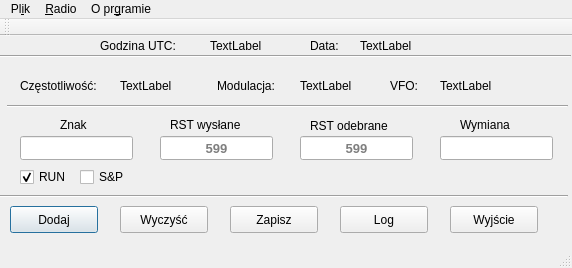
Before: the Qt Designer form mainwindow.ui in darvark/CallLogger, drawn with Qt 5.
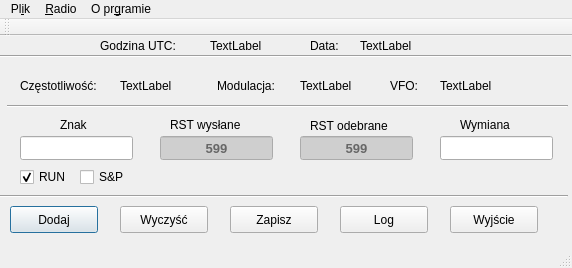
After: the same form once the commit is applied.

Commit message: closing app closes all windows

Diff of the .ui file:
```diff
--- a/mainwindow.ui
+++ b/mainwindow.ui
@@ -70,6 +70,43 @@
        <height>24</height>
       </rect>
      </property>
+    <property name="palette">
+     <palette>
+      <active>
+       <colorrole role="Base">
+        <brush brushstyle="SolidPattern">
+         <color alpha="255">
+          <red>207</red>
+          <green>207</green>
+          <blue>207</blue>
+         </color>
+        </brush>
+       </colorrole>
+      </active>
+      <inactive>
+       <colorrole role="Base">
+        <brush brushstyle="SolidPattern">
+         <color alpha="255">
+          <red>207</red>
+          <green>207</green>
+          <blue>207</blue>
+         </color>
+        </brush>
+       </colorrole>
+      </inactive>
+      <disabled>
+       <colorrole role="Base">
+        <brush brushstyle="SolidPattern">
+         <color alpha="255">
+          <red>250</red>
+          <green>250</green>
+          <blue>250</blue>
+         </color>
+        </brush>
+       </colorrole>
+      </disabled>
+     </palette>
+    </property>
      <property name="font">
       <font>
        <pointsize>10</pointsize>
@@ -77,6 +114,9 @@
        <bold>true</bold>
       </font>
      </property>
+    <property name="autoFillBackground">
+     <bool>false</bool>
+    </property>
      <property name="maxLength">
       <number>3</number>
      </property>
@@ -96,6 +136,43 @@
        <height>24</height>
       </rect>
      </property>
+    <property name="palette">
+     <palette>
+      <active>
+       <colorrole role="Base">
+        <brush brushstyle="SolidPattern">
+         <color alpha="255">
+          <red>207</red>
+          <green>207</green>
+          <blue>207</blue>
+         </color>
+        </brush>
+       </colorrole>
+      </active>
+      <inactive>
+       <colorrole role="Base">
+        <brush brushstyle="SolidPattern">
+         <color alpha="255">
+          <red>207</red>
+          <green>207</green>
+          <blue>207</blue>
+         </color>
+        </brush>
+       </colorrole>
+      </inactive>
+      <disabled>
+       <colorrole role="Base">
+        <brush brushstyle="SolidPattern">
+         <color alpha="255">
+          <red>250</red>
+          <green>250</green>
+          <blue>250</blue>
+         </color>
+        </brush>
+       </colorrole>
+      </disabled>
+     </palette>
+    </property>
      <property name="font">
       <font>
        <pointsize>10</pointsize>
```
Left out of the diff: 24 changed lines with no effect on the pictures. Lines whose indentation alone changed are shown as unchanged. The commit also changes 6 other files.
